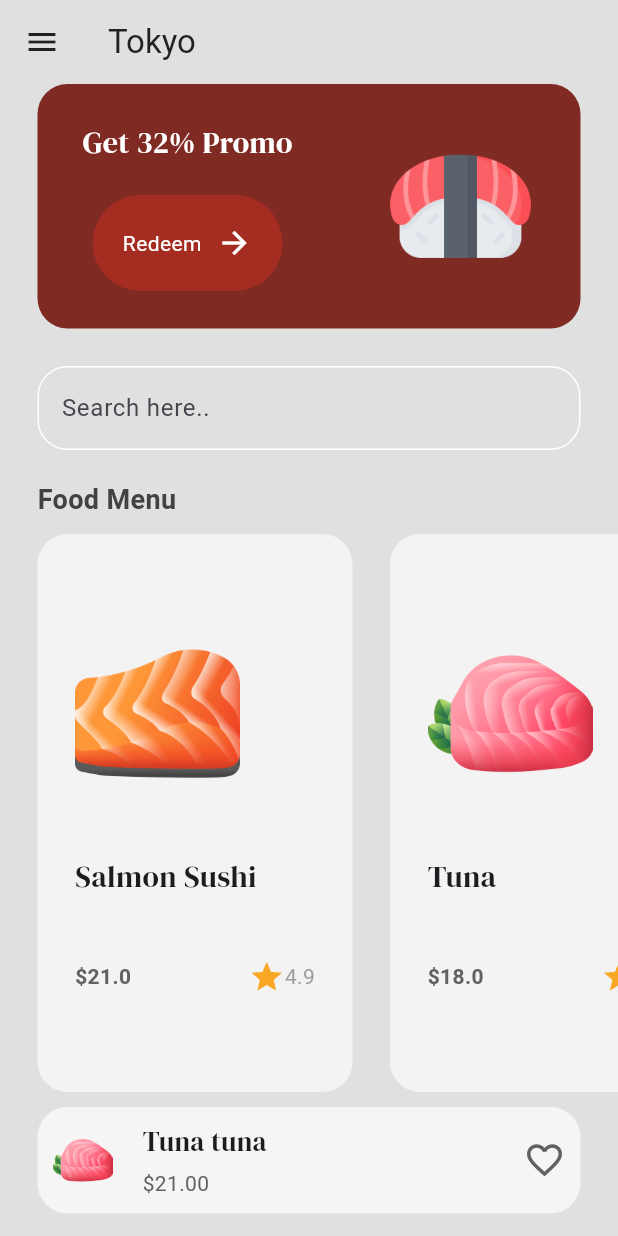
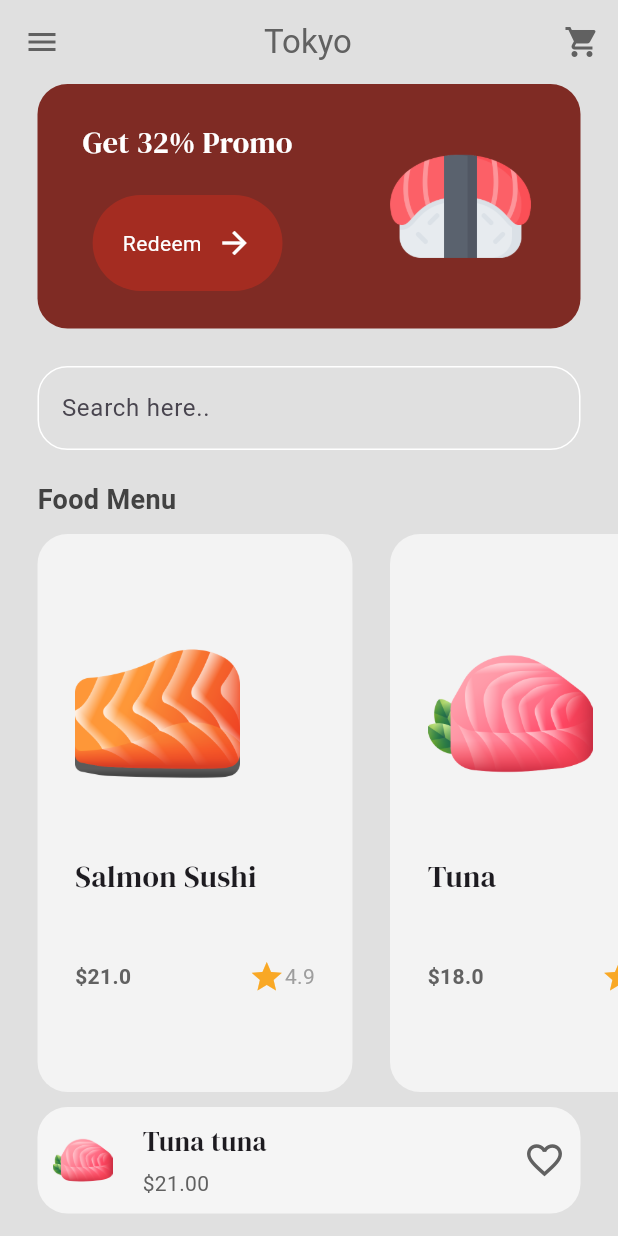
Before and after one commit to monera023/flutter_application_1, a Flutter app: the screen it shows after launch, after a tap on "Getting Started", on a phone screen of 412 x 824 dp. Run offline on Flutter 3.47's test engine with Material 3 defaults, Android fonts, the phone set to English and light mode, and no system bars; our stand-ins replace google_fonts.

Commit message:
Add to cart and remove from card functionality

```diff
--- a/lib/main.dart
+++ b/lib/main.dart
@@ -1,9 +1,17 @@
 import 'package:flutter/material.dart';
+import 'package:flutter_application_1/pages/cart_page.dart';
 import 'package:flutter_application_1/pages/menu_page.dart';
+import 'package:provider/provider.dart';
+import 'models/shop.dart';
 import 'pages/intro_page.dart';
 
 void main() {
-  runApp(const MyApp());
+  runApp(
+    ChangeNotifierProvider(
+      create: (context) => Shop(),
+      child: const MyApp()
+    )
+  );
 }
 
 class MyApp extends StatelessWidget {
@@ -14,10 +22,11 @@ class MyApp extends StatelessWidget {
   Widget build(BuildContext context) {
     return MaterialApp(
       debugShowCheckedModeBanner: false,
-      home: IntroPage(),
+      home: const IntroPage(),
       routes: {
         '/intropage': (context) => const IntroPage(),
         '/menupage': (context) => const MenuPage(),
+        '/cartpage': (context) => const CartPage()
       }
     );
   }
--- /dev/null
+++ b/lib/models/shop.dart
@@ -0,0 +1,39 @@
+import 'package:flutter/material.dart';
+
+import 'food.dart';
+
+class Shop extends ChangeNotifier {
+  // food menu
+  List<Food> _foodMenu = [
+    Food(
+        name: "Salmon Sushi",
+        price: "21.0",
+        imagePath: "lib/images/salmon.png",
+        rating: "4.9"),
+    Food(
+        name: "Tuna",
+        price: "18.0",
+        imagePath: "lib/images/tuna.png",
+        rating: "4.5")
+  ];
+
+  // customer cart
+  List<Food> _cart = [];
+
+  // getter methods
+  List<Food> get foodMenu => _foodMenu;
+  List<Food> get cart => _cart;
+
+  void addToCart(Food fooditem, int quantity) {
+   for(int i = 0; i < quantity; i++) {
+     _cart.add(fooditem);
+   }
+    notifyListeners();
+  }
+
+  void removeFromCart(Food food) {
+    _cart.remove(food);
+    notifyListeners();
+  }
+
+}
--- a/lib/pages/menu_page.dart
+++ b/lib/pages/menu_page.dart
@@ -3,8 +3,10 @@ import 'package:flutter_application_1/components/button.dart';
 import 'package:flutter_application_1/models/food.dart';
 import 'package:flutter_application_1/themes/colors.dart';
 import 'package:google_fonts/google_fonts.dart';
+import 'package:provider/provider.dart';
 
 import '../components/food_tile.dart';
+import '../models/shop.dart';
 import 'food_details_page.dart';
 
 class MenuPage extends StatefulWidget {
@@ -15,22 +17,12 @@ class MenuPage extends StatefulWidget {
 }
 
 class _MenuPageState extends State<MenuPage> {
-  // food menu
-  List foodMenu = [
-    Food(
-        name: "Salmon Sushi",
-        price: "21.0",
-        imagePath: "lib/images/salmon.png",
-        rating: "4.9"),
-    Food(
-        name: "Tuna",
-        price: "18.0",
-        imagePath: "lib/images/tuna.png",
-        rating: "4.5")
-  ];
 
   // navigate to food item details page
   void navigateToFoodDetails(int index) {
+    // get shop and its menu
+    final shop = context.read<Shop>();
+    final foodMenu = shop.foodMenu;
     Navigator.push(
         context,
         MaterialPageRoute(
@@ -39,19 +31,28 @@ class _MenuPageState extends State<MenuPage> {
 
   @override
   Widget build(BuildContext context) {
+    // get shop and its menu
+    final shop = context.read<Shop>();
+    final foodMenu = shop.foodMenu;
     return Scaffold(
         backgroundColor: Colors.grey[300],
         appBar: AppBar(
           backgroundColor: Colors.transparent,
+          foregroundColor: Colors.grey[700],
           elevation: 0,
+          titleSpacing: 120.0,
           leading: Icon(
             Icons.menu,
-            color: Colors.grey[900],
           ),
-          title: Text(
-            'Tokyo',
-            style: TextStyle(color: Colors.grey[900]),
-          ),
+          title: Text('Tokyo'),
+          actions: [
+            IconButton(
+              onPressed: () {
+                Navigator.pushNamed(context, '/cartpage');
+              },
+              icon: Icon(Icons.shopping_cart)
+            )
+          ],
         ),
         body: Column(
           crossAxisAlignment: CrossAxisAlignment.start,
--- a/lib/themes/colors.dart
+++ b/lib/themes/colors.dart
@@ -1,4 +1,4 @@
 import 'package:flutter/material.dart';
 
 var primaryColor = Color.fromARGB(255, 127, 43, 36);
-var secondaryColor = Color.fromARGB(255, 164, 44, 33);
+var secondaryColor = Color.fromARGB(255, 177, 83, 74);
--- a/pubspec.yaml
+++ b/pubspec.yaml
@@ -36,6 +36,7 @@ dependencies:
   # Use with the CupertinoIcons class for iOS style icons.
   cupertino_icons: ^1.0.6
   google_fonts:
+  provider:
 
 dev_dependencies:
   flutter_test:
```
Also changed, not shown: lib/pages/cart_page.dart (added, +76 -0 lines), lib/pages/food_details_page.dart (+44 -3 lines), pubspec.lock.
